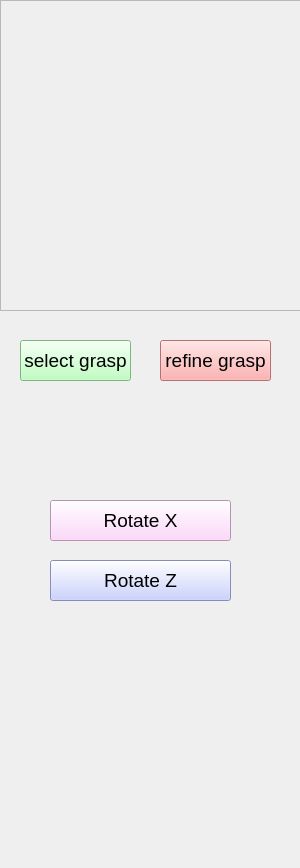
CURG-archive/graspit_bci, file ui/BCI/state_views/graspSelectionView.ui: the form before one commit.
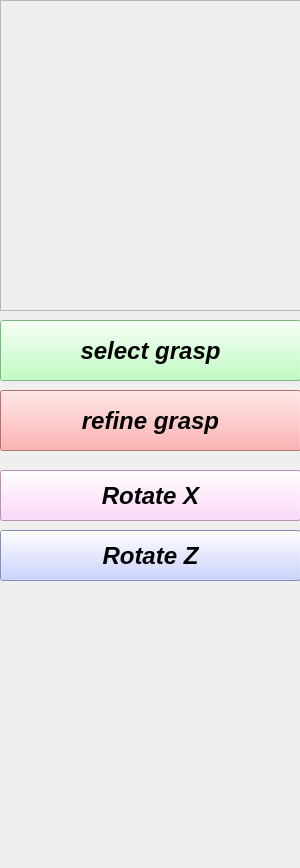
The form after the commit.

Commit message: Made ui buttons larger

```diff
--- a/ui/BCI/state_views/graspSelectionView.ui
+++ b/ui/BCI/state_views/graspSelectionView.ui
@@ -32,10 +32,10 @@
   <widget class="QPushButton" name="buttonOk">
    <property name="geometry">
     <rect>
-     <x>20</x>
-     <y>340</y>
-     <width>111</width>
-     <height>41</height>
+     <x>0</x>
+     <y>320</y>
+     <width>301</width>
+     <height>61</height>
     </rect>
    </property>
    <property name="palette">
@@ -131,7 +131,10 @@
    </property>
    <property name="font">
     <font>
-     <pointsize>14</pointsize>
+     <pointsize>18</pointsize>
+     <weight>75</weight>
+     <italic>true</italic>
+     <bold>true</bold>
     </font>
    </property>
    <property name="styleSheet">
@@ -147,15 +150,18 @@
   <widget class="QPushButton" name="buttonRefineGrasp">
    <property name="geometry">
     <rect>
-     <x>160</x>
-     <y>340</y>
-     <width>111</width>
-     <height>41</height>
+     <x>0</x>
+     <y>390</y>
+     <width>301</width>
+     <height>61</height>
     </rect>
    </property>
    <property name="font">
     <font>
-     <pointsize>14</pointsize>
+     <pointsize>18</pointsize>
+     <weight>75</weight>
+     <italic>true</italic>
+     <bold>true</bold>
     </font>
    </property>
    <property name="styleSheet">
@@ -168,10 +174,10 @@
   <widget class="QPushButton" name="buttonRotateLong">
    <property name="geometry">
     <rect>
-     <x>50</x>
-     <y>560</y>
-     <width>181</width>
-     <height>41</height>
+     <x>0</x>
+     <y>530</y>
+     <width>301</width>
+     <height>51</height>
     </rect>
    </property>
    <property name="palette">
@@ -267,7 +273,10 @@
    </property>
    <property name="font">
     <font>
-     <pointsize>14</pointsize>
+     <pointsize>18</pointsize>
+     <weight>75</weight>
+     <italic>true</italic>
+     <bold>true</bold>
     </font>
    </property>
    <property name="styleSheet">
@@ -280,10 +289,10 @@
   <widget class="QPushButton" name="buttonRotateLat">
    <property name="geometry">
     <rect>
-     <x>50</x>
-     <y>500</y>
-     <width>181</width>
-     <height>41</height>
+     <x>0</x>
+     <y>470</y>
+     <width>301</width>
+     <height>51</height>
     </rect>
    </property>
    <property name="palette">
@@ -379,7 +388,10 @@
    </property>
    <property name="font">
     <font>
-     <pointsize>14</pointsize>
+     <pointsize>18</pointsize>
+     <weight>75</weight>
+     <italic>true</italic>
+     <bold>true</bold>
     </font>
    </property>
    <property name="styleSheet">
```
Left out of the diff: 6 changed lines with no effect on the pictures. The commit also changes 4 other files.
